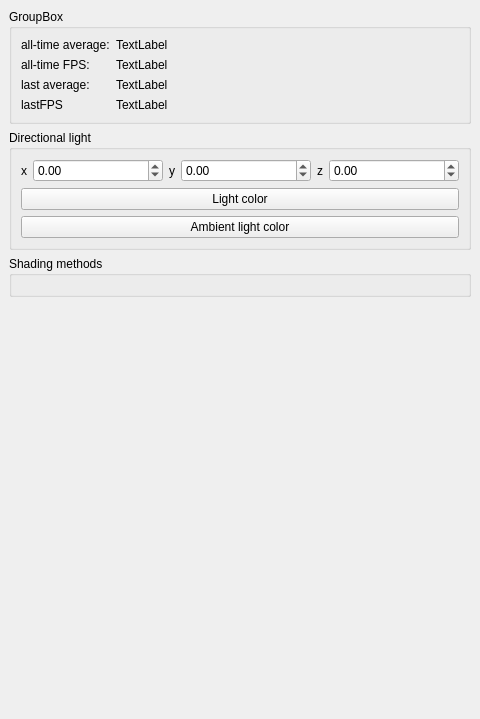
Old version of the form Showcase/forms/Settings.ui in the repository LMauricius/VitraeShowcase.
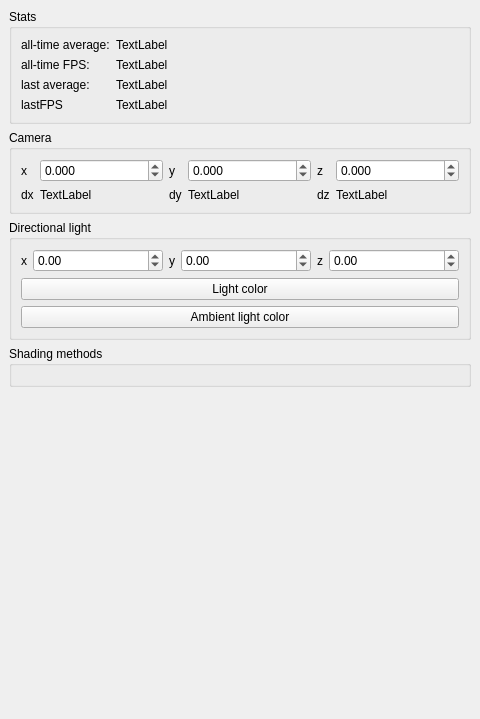
New version of the form.

Commit message: Some camera settings improvement

What changed in the file:
```diff
--- a/Showcase/forms/Settings.ui
+++ b/Showcase/forms/Settings.ui
@@ -24,7 +24,7 @@
     <item>
      <widget class="QGroupBox" name="groupBox_3">
       <property name="title">
-       <string>GroupBox</string>
+       <string>Stats</string>
       </property>
       <layout class="QFormLayout" name="formLayout_2">
        <item row="0" column="0">
@@ -110,6 +110,144 @@
       </layout>
      </widget>
     </item>
+    <item>
+     <widget class="QGroupBox" name="groupBox_2">
+      <property name="title">
+       <string>Camera</string>
+      </property>
+      <layout class="QGridLayout" name="gridLayout_2">
+       <item row="0" column="1">
+        <widget class="QDoubleSpinBox" name="camera_x">
+         <property name="sizePolicy">
+          <sizepolicy hsizetype="Expanding" vsizetype="Fixed">
+           <horstretch>0</horstretch>
+           <verstretch>0</verstretch>
+          </sizepolicy>
+         </property>
+         <property name="decimals">
+          <number>3</number>
+         </property>
+         <property name="minimum">
+          <double>-100000.000000000000000</double>
+         </property>
+         <property name="maximum">
+          <double>100000.000000000000000</double>
+         </property>
+         <property name="singleStep">
+          <double>0.025000000000000</double>
+         </property>
+        </widget>
+       </item>
+       <item row="0" column="0">
+        <widget class="QLabel" name="label_4">
+         <property name="text">
+          <string>x</string>
+         </property>
+        </widget>
+       </item>
+       <item row="0" column="3">
+        <widget class="QDoubleSpinBox" name="camera_y">
+         <property name="sizePolicy">
+          <sizepolicy hsizetype="Expanding" vsizetype="Fixed">
+           <horstretch>0</horstretch>
+           <verstretch>0</verstretch>
+          </sizepolicy>
+         </property>
+         <property name="decimals">
+          <number>3</number>
+         </property>
+         <property name="minimum">
+          <double>-100000.000000000000000</double>
+         </property>
+         <property name="maximum">
+          <double>100000.000000000000000</double>
+         </property>
+         <property name="singleStep">
+          <double>0.025000000000000</double>
+         </property>
+        </widget>
+       </item>
+       <item row="0" column="4">
+        <widget class="QLabel" name="label_10">
+         <property name="text">
+          <string>z</string>
+         </property>
+        </widget>
+       </item>
+       <item row="0" column="2">
+        <widget class="QLabel" name="label_9">
+         <property name="text">
+          <string>y</string>
+         </property>
+        </widget>
+       </item>
+       <item row="0" column="5">
+        <widget class="QDoubleSpinBox" name="camera_z">
+         <property name="sizePolicy">
+          <sizepolicy hsizetype="Expanding" vsizetype="Fixed">
+           <horstretch>0</horstretch>
+           <verstretch>0</verstretch>
+          </sizepolicy>
+         </property>
+         <property name="decimals">
+          <number>3</number>
+         </property>
+         <property name="minimum">
+          <double>-100000.000000000000000</double>
+         </property>
+         <property name="maximum">
+          <double>100000.000000000000000</double>
+         </property>
+         <property name="singleStep">
+          <double>0.025000000000000</double>
+         </property>
+        </widget>
+       </item>
+       <item row="1" column="0">
+        <widget class="QLabel" name="label_11">
+         <property name="text">
+          <string>dx</string>
+         </property>
+        </widget>
+       </item>
+       <item row="1" column="2">
+        <widget class="QLabel" name="label_12">
+         <property name="text">
+          <string>dy</string>
+         </property>
+        </widget>
+       </item>
+       <item row="1" column="4">
+        <widget class="QLabel" name="label_13">
+         <property name="text">
+          <string>dz</string>
+         </property>
+        </widget>
+       </item>
+       <item row="1" column="1">
+        <widget class="QLabel" name="camera_dir_x">
+         <property name="text">
+          <string>TextLabel</string>
+         </property>
+        </widget>
+       </item>
+       <item row="1" column="3">
+        <widget class="QLabel" name="camera_dir_y">
+         <property name="text">
+          <string>TextLabel</string>
+         </property>
+        </widget>
+       </item>
+       <item row="1" column="5">
+        <widget class="QLabel" name="camera_dir_z">
+         <property name="text">
+          <string>TextLabel</string>
+         </property>
+        </widget>
+       </item>
+      </layout>
+     </widget>
+    </item>
     <item>
      <widget class="QGroupBox" name="groupBox">
       <property name="title">
```
The commit also changes 2 other files.
